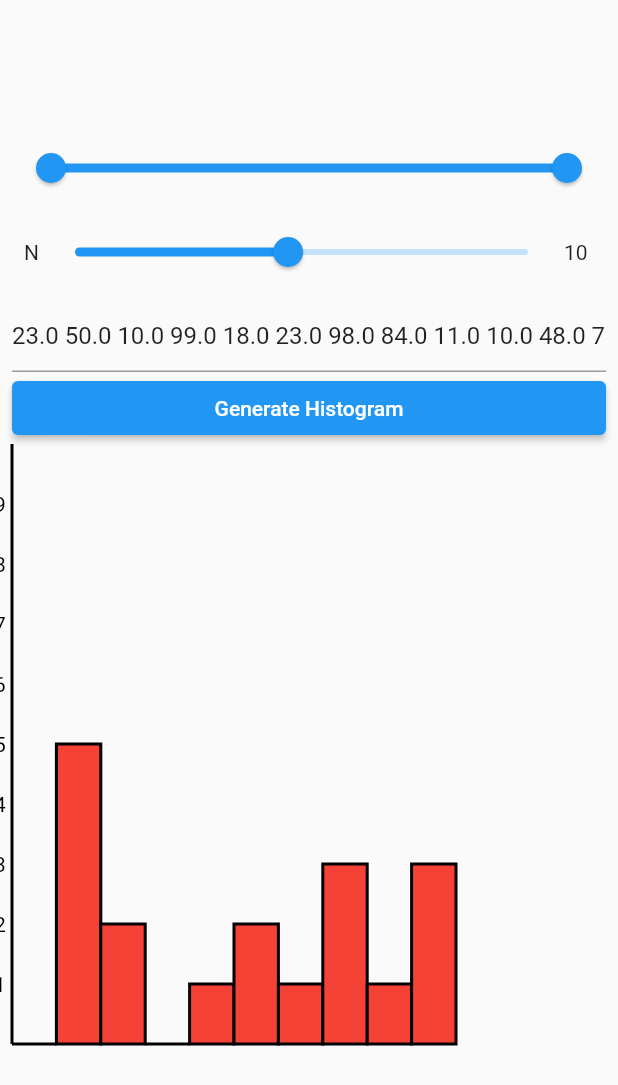
After one commit to vital-edu/Algorithms, a Flutter app: the screen it shows after launch, after a tap on an icon or button, on a phone screen of 412 x 824 dp. The commit adds this screen. Shown: the top 1085 px of the screen. Run offline on Flutter 3.47's test engine with Material 2 defaults, Android fonts, the phone set to English and light mode, and no system bars.

Commit message:
Add exercise 32

```diff
--- /dev/null
+++ b/lib/chapters/1/sections/1/exercise_32.dart
@@ -0,0 +1,207 @@
+// Random connections. Write a program that takes as command-line arguments an
+// integer N and a double value p (between 0 and 1), plots N equally spaced dots
+// of size .05 on the circumference of a circle, and then, with probability p
+// for each pair of points, draws a gray line connecting them.
+
+import 'package:algo/commons/slider_widget.dart';
+import 'package:flutter/material.dart';
+
+class Exercise32 extends StatefulWidget {
+  @override
+  _Exercise32State createState() => _Exercise32State();
+}
+
+class _Exercise32State extends State<Exercise32> {
+  final node = FocusNode();
+  int argN = 10;
+  RangeValues range = const RangeValues(0, 100);
+  ValueNotifier<List<int>> intervals = ValueNotifier([]);
+  List<double> values = [
+    23,
+    50,
+    10,
+    99,
+    18,
+    23,
+    98,
+    84,
+    11,
+    10,
+    48,
+    77,
+    13,
+    54,
+    98,
+    77,
+    77,
+    68
+  ];
+
+  @override
+  void initState() {
+    super.initState();
+    _updateIntervals();
+  }
+
+  void _changeRange(RangeValues range) => setState(() => this.range = range);
+  void _changeN(double n) => setState(() => this.argN = n.toInt());
+
+  void _onSubmitInput(String input) {
+    List<double> values = input
+        .split(' ')
+        .map((e) => double.tryParse(e))
+        .where((e) => e != null)
+        .toList();
+    setState(() => this.values = values);
+  }
+
+  @override
+  Widget build(BuildContext context) {
+    return Scaffold(
+      body: Padding(
+        padding: const EdgeInsets.all(8.0),
+        child: Column(
+          mainAxisAlignment: MainAxisAlignment.start,
+          crossAxisAlignment: CrossAxisAlignment.stretch,
+          mainAxisSize: MainAxisSize.max,
+          children: [
+            SizedBox(
+              height: 80,
+            ),
+            RangeSlider(
+              values: RangeValues(range.start, range.end),
+              min: 0,
+              max: 100,
+              divisions: 10000,
+              onChanged: _changeRange,
+              labels: RangeLabels(
+                range.start.toStringAsFixed(2),
+                range.end.toStringAsFixed(2),
+              ),
+            ),
+            SliderWidget(
+              min: 1,
+              max: 20,
+              divisions: 100,
+              value: argN,
+              label: "N",
+              onChangeValue: _changeN,
+            ),
+            TextField(
+              onSubmitted: _onSubmitInput,
+              controller: TextEditingController(text: values.join(' ')),
+            ),
+            ElevatedButton(
+              child: Text('Generate Histogram'),
+              onPressed: _updateIntervals,
+            ),
+            Center(
+              child: CustomPaint(
+                size: Size(400, 400),
+                painter: _HistogramPainter(
+                  context: context,
+                  intervals: intervals,
+                ),
+              ),
+            ),
+          ],
+        ),
+      ),
+    );
+  }
+
+  void _updateIntervals() {
+    double delta = range.end - range.start;
+    double boundary = delta / argN;
+
+    List<int> intervals = List.filled(argN, 0);
+
+    for (double value in values) {
+      for (int i = 0; i < intervals.length; i++) {
+        if (value >= i * boundary && value < (i + 1) * boundary) {
+          intervals[i]++;
+          break;
+        }
+      }
+    }
+
+    setState(() => this.intervals.value = intervals);
+  }
+}
+
+class _HistogramPainter extends CustomPainter {
+  ValueNotifier<List<int>> intervals;
+  BuildContext context;
+
+  _HistogramPainter({
+    @required this.context,
+    @required this.intervals,
+  }) : super(repaint: intervals);
+
+  @override
+  void paint(Canvas canvas, Size size) {
+    final double maxHeight = size.height;
+    final double maxWidth = size.width;
+
+    final List<int> intervals = this.intervals.value;
+
+    final widthBoundary = maxWidth / intervals.length - 10;
+    final heightBoundary = maxHeight / intervals.length;
+
+    final Paint fillPaint = Paint()
+      ..color = Colors.red
+      ..style = PaintingStyle.fill
+      ..strokeWidth = 2;
+    final Paint strokePaint = Paint()
+      ..color = Colors.black
+      ..style = PaintingStyle.stroke
+      ..strokeWidth = 2;
+    final Paint linePaint = Paint()
+      ..color = Colors.black
+      ..style = PaintingStyle.fill
+      ..strokeWidth = 2;
+
+    canvas.drawLine(
+      Offset.zero,
+      Offset(0, maxHeight),
+      linePaint,
+    );
+
+    for (int i = 0; i < intervals.length; i++) {
+      Rect rect = Rect.fromLTWH(
+        i * widthBoundary,
+        maxHeight - (heightBoundary * intervals[i]),
+        widthBoundary,
+        heightBoundary * intervals[i],
+      );
+      canvas.drawRect(rect, fillPaint);
+      canvas.drawRect(rect, strokePaint);
+
+      if (i == 0) continue;
+
+      TextSpan span = TextSpan(
+        text: i.toString(),
+        style: TextStyle(
+          color: Colors.black,
+        ),
+      );
+      TextPainter textPainter = TextPainter(
+        text: span,
+        textDirection: TextDirection.ltr,
+      );
+      textPainter.layout();
+      textPainter.paint(
+        canvas,
+        Offset(
+          -12,
+          (maxHeight - heightBoundary * i) - 8,
+        ),
+      );
+    }
+  }
+
+  @override
+  bool shouldRepaint(covariant CustomPainter oldDelegate) {
+    return true;
+  }
+}
--- a/lib/commons/slider_widget.dart
+++ b/lib/commons/slider_widget.dart
@@ -17,13 +17,15 @@ class SliderWidget<T> extends StatelessWidget {
 
   @override
   Widget build(BuildContext context) {
-    return Row(
+    return Padding(
+      padding: const EdgeInsets.all(8.0),
+      child: Row(
         mainAxisSize: MainAxisSize.max,
         mainAxisAlignment: MainAxisAlignment.spaceAround,
         children: [
           SizedBox(
             child: Text(label),
-          width: 110,
+            width: 10 * label.toString().length.toDouble(),
           ),
           Expanded(
             child: Slider(
@@ -36,9 +38,10 @@ class SliderWidget<T> extends StatelessWidget {
           ),
           SizedBox(
             child: Text(value.toString()),
-          width: 35,
+            width: 10 * value.toString().length.toDouble(),
           ),
         ],
+      ),
     );
   }
 }
--- a/lib/main.dart
+++ b/lib/main.dart
@@ -1,6 +1,7 @@
 import 'package:flutter/material.dart';
 
 import 'chapters/1/sections/1/exercise_31.dart';
+import 'chapters/1/sections/1/exercise_32.dart';
 import 'menu.dart';
 
 void main() {
@@ -24,6 +25,7 @@ class MyApp extends StatelessWidget {
       ),
       routes: {
         '31': (_) => Exercise31(),
+        '32': (_) => Exercise32(),
         'menu': (_) => MenuWidget(),
       },
     );
--- a/lib/menu.dart
+++ b/lib/menu.dart
@@ -5,11 +5,23 @@ class MenuWidget extends StatelessWidget {
   Widget build(BuildContext context) {
     return ListView(
       children: [
-        TextButton(
-          child: Text('Exercise 31'),
-          onPressed: () => Navigator.of(context).pushNamed('31'),
-        ),
+        _MenuItem('31'),
+        _MenuItem('32'),
       ],
     );
   }
 }
+
+class _MenuItem extends StatelessWidget {
+  final String exercise;
+
+  _MenuItem(this.exercise);
+
+  @override
+  Widget build(BuildContext context) {
+    return TextButton(
+      child: Text('Exercise $exercise'),
+      onPressed: () => Navigator.of(context).pushNamed(exercise),
+    );
+  }
+}
```
Lines whose indentation alone changed are shown as unchanged.
